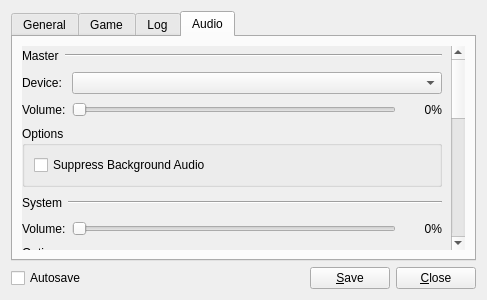
This is res/ui/config_panel.ui in lambdcalculus/AO2-Client as Qt 5 draws it before an edit. The edited form follows.
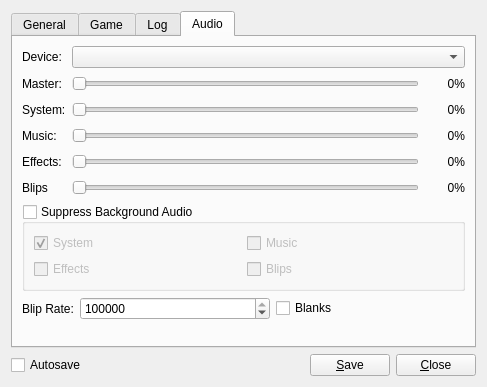
This is the edited form.

Commit message: Reworked the options for Suppress Background Audio

```diff
--- a/res/ui/config_panel.ui
+++ b/res/ui/config_panel.ui
@@ -7,7 +7,7 @@
     <x>0</x>
     <y>0</y>
     <width>487</width>
-    <height>300</height>
+    <height>387</height>
    </rect>
   </property>
   <property name="sizePolicy">
@@ -441,87 +441,9 @@
       </attribute>
       <layout class="QVBoxLayout" name="verticalLayout_8">
        <item>
-        <widget class="QScrollArea" name="scrollArea">
-         <property name="styleSheet">
-          <string notr="true">QScrollArea#scrollArea { background-color: transparent };</string>
-         </property>
-         <property name="frameShape">
-          <enum>QFrame::NoFrame</enum>
-         </property>
-         <property name="frameShadow">
-          <enum>QFrame::Raised</enum>
-         </property>
-         <property name="lineWidth">
-          <number>0</number>
-         </property>
-         <property name="widgetResizable">
-          <bool>true</bool>
-         </property>
-         <property name="alignment">
-          <set>Qt::AlignLeading|Qt::AlignLeft|Qt::AlignTop</set>
-         </property>
-         <widget class="QWidget" name="scrollAreaWidgetContents">
-          <property name="geometry">
-           <rect>
-            <x>0</x>
-            <y>-80</y>
-            <width>433</width>
-            <height>637</height>
-           </rect>
-          </property>
-          <property name="sizePolicy">
-           <sizepolicy hsizetype="Preferred" vsizetype="Maximum">
-            <horstretch>0</horstretch>
-            <verstretch>0</verstretch>
-           </sizepolicy>
-          </property>
-          <property name="styleSheet">
-           <string notr="true">QWidget#scrollAreaWidgetContents { background-color: transparent };</string>
-          </property>
-          <layout class="QVBoxLayout" name="verticalLayout_3">
-           <property name="leftMargin">
-            <number>0</number>
-           </property>
-           <property name="topMargin">
-            <number>0</number>
-           </property>
-           <property name="bottomMargin">
-            <number>0</number>
-           </property>
-           <item>
-            <layout class="QHBoxLayout" name="horizontalLayout_10">
-             <item>
-              <widget class="QLabel" name="master_label">
-               <property name="sizePolicy">
-                <sizepolicy hsizetype="Maximum" vsizetype="Preferred">
-                 <horstretch>0</horstretch>
-                 <verstretch>0</verstretch>
-                </sizepolicy>
-               </property>
-               <property name="minimumSize">
-                <size>
-                 <width>0</width>
-                 <height>20</height>
-                </size>
-               </property>
-               <property name="text">
-                <string>Master</string>
-               </property>
-              </widget>
-             </item>
-             <item>
-              <widget class="Line" name="line_2">
-               <property name="orientation">
-                <enum>Qt::Horizontal</enum>
-               </property>
-              </widget>
-             </item>
-            </layout>
-           </item>
-           <item>
-            <layout class="QFormLayout" name="formLayout_5">
+        <layout class="QFormLayout" name="formLayout_2">
              <item row="0" column="0">
-              <widget class="QLabel" name="label">
+          <widget class="QLabel" name="device_label">
                <property name="text">
                 <string>Device:</string>
                </property>
@@ -531,14 +453,14 @@
               <widget class="QComboBox" name="device"/>
              </item>
              <item row="1" column="0">
-              <widget class="QLabel" name="label_2">
+          <widget class="QLabel" name="master_label">
                <property name="text">
-                <string>Volume:</string>
+            <string>Master:</string>
                </property>
               </widget>
              </item>
              <item row="1" column="1">
-              <layout class="QHBoxLayout" name="horizontalLayout">
+          <layout class="QHBoxLayout" name="master_layout">
                <item>
                 <widget class="QSlider" name="master">
                  <property name="sizePolicy">
@@ -585,74 +507,15 @@
                </item>
               </layout>
              </item>
-            </layout>
-           </item>
-           <item>
-            <widget class="QGroupBox" name="groupBox">
-             <property name="title">
-              <string>Options</string>
-             </property>
-             <layout class="QVBoxLayout" name="verticalLayout_4">
-              <item>
-               <widget class="QCheckBox" name="suppress_background_audio">
-                <property name="sizePolicy">
-                 <sizepolicy hsizetype="Minimum" vsizetype="Maximum">
-                  <horstretch>0</horstretch>
-                  <verstretch>0</verstretch>
-                 </sizepolicy>
-                </property>
-                <property name="toolTip">
-                 <string>&lt;html&gt;&lt;head/&gt;&lt;body&gt;&lt;p&gt;If enabled, audio will be temporarily suppressed when the client is not in focus.&lt;br/&gt;&lt;br/&gt;This option is never applied to the System audio channel.&lt;/p&gt;&lt;/body&gt;&lt;/html&gt;</string>
-                </property>
-                <property name="text">
-                 <string>Suppress Background Audio</string>
-                </property>
-               </widget>
-              </item>
-             </layout>
-            </widget>
-           </item>
-           <item>
-            <layout class="QHBoxLayout" name="horizontalLayout_12">
-             <item>
+         <item row="2" column="0">
               <widget class="QLabel" name="system_label">
-               <property name="sizePolicy">
-                <sizepolicy hsizetype="Maximum" vsizetype="Preferred">
-                 <horstretch>0</horstretch>
-                 <verstretch>0</verstretch>
-                </sizepolicy>
-               </property>
-               <property name="minimumSize">
-                <size>
-                 <width>0</width>
-                 <height>20</height>
-                </size>
-               </property>
                <property name="text">
-                <string>System</string>
+            <string>System:</string>
                </property>
               </widget>
              </item>
-             <item>
-              <widget class="Line" name="line">
-               <property name="orientation">
-                <enum>Qt::Horizontal</enum>
-               </property>
-              </widget>
-             </item>
-            </layout>
-           </item>
-           <item>
-            <layout class="QFormLayout" name="formLayout_2">
-             <item row="0" column="0">
-              <widget class="QLabel" name="label_5">
-               <property name="text">
-                <string>Volume:</string>
-               </property>
-              </widget>
-             </item>
-             <item row="0" column="1">
-              <layout class="QHBoxLayout" name="horizontalLayout_6">
+         <item row="2" column="1">
+          <layout class="QHBoxLayout" name="system_layout">
                <item>
                 <widget class="QSlider" name="system">
                  <property name="sizePolicy">
@@ -699,77 +562,15 @@
                </item>
               </layout>
              </item>
-            </layout>
-           </item>
-           <item>
-            <widget class="QGroupBox" name="groupBox_2">
-             <property name="title">
-              <string>Options</string>
-             </property>
-             <layout class="QVBoxLayout" name="verticalLayout_5">
-              <item>
-               <widget class="QCheckBox" name="system_ignore_suppression">
-                <property name="enabled">
-                 <bool>false</bool>
-                </property>
-                <property name="toolTip">
-                 <string>&lt;html&gt;&lt;head/&gt;&lt;body&gt;&lt;p&gt;If enabled, the audio channel will not be suppressed when the option [&lt;font style=&quot; color:#0000ff;&quot;&gt;Suppress Background Audio&lt;/font&gt;] is enabled and activated.&lt;/p&gt;&lt;/body&gt;&lt;/html&gt;</string>
-                </property>
-                <property name="text">
-                 <string>Ignore Suppression</string>
-                </property>
-                <property name="checkable">
-                 <bool>true</bool>
-                </property>
-                <property name="checked">
-                 <bool>true</bool>
-                </property>
-               </widget>
-              </item>
-             </layout>
-            </widget>
-           </item>
-           <item>
-            <layout class="QHBoxLayout" name="horizontalLayout_13">
-             <item>
+         <item row="3" column="0">
               <widget class="QLabel" name="music_label">
-               <property name="sizePolicy">
-                <sizepolicy hsizetype="Maximum" vsizetype="Preferred">
-                 <horstretch>0</horstretch>
-                 <verstretch>0</verstretch>
-                </sizepolicy>
-               </property>
-               <property name="minimumSize">
-                <size>
-                 <width>0</width>
-                 <height>20</height>
-                </size>
-               </property>
                <property name="text">
-                <string>Music</string>
+            <string>Music:</string>
                </property>
               </widget>
              </item>
-             <item>
-              <widget class="Line" name="line_5">
-               <property name="orientation">
-                <enum>Qt::Horizontal</enum>
-               </property>
-              </widget>
-             </item>
-            </layout>
-           </item>
-           <item>
-            <layout class="QFormLayout" name="formLayout_6">
-             <item row="0" column="0">
-              <widget class="QLabel" name="label_7">
-               <property name="text">
-                <string>Volume:</string>
-               </property>
-              </widget>
-             </item>
-             <item row="0" column="1">
-              <layout class="QHBoxLayout" name="horizontalLayout_4">
+         <item row="3" column="1">
+          <layout class="QHBoxLayout" name="music_layout">
                <item>
                 <widget class="QSlider" name="music">
                  <property name="sizePolicy">
@@ -816,62 +617,15 @@
                </item>
               </layout>
              </item>
-            </layout>
-           </item>
-           <item>
-            <widget class="QGroupBox" name="groupBox_3">
-             <property name="title">
-              <string>Options</string>
-             </property>
-             <layout class="QVBoxLayout" name="verticalLayout_7">
-              <item>
-               <widget class="QCheckBox" name="music_ignore_suppression">
-                <property name="toolTip">
-                 <string>&lt;html&gt;&lt;head/&gt;&lt;body&gt;&lt;p&gt;If enabled, the audio channel will not be suppressed when the option [&lt;font style=&quot; color:#0000ff;&quot;&gt;Suppress Background Audio&lt;/font&gt;] is enabled and activated.&lt;/p&gt;&lt;/body&gt;&lt;/html&gt;</string>
-                </property>
+         <item row="4" column="0">
+          <widget class="QLabel" name="effects_label">
                 <property name="text">
-                 <string>Ignore Suppression</string>
+            <string>Effects:</string>
                 </property>
                </widget>
               </item>
-             </layout>
-            </widget>
-           </item>
-           <item>
-            <layout class="QHBoxLayout" name="horizontalLayout_14">
-             <item>
-              <widget class="QLabel" name="effect_label">
-               <property name="sizePolicy">
-                <sizepolicy hsizetype="Maximum" vsizetype="Preferred">
-                 <horstretch>0</horstretch>
-                 <verstretch>0</verstretch>
-                </sizepolicy>
-               </property>
-               <property name="text">
-                <string>Effects</string>
-               </property>
-              </widget>
-             </item>
-             <item>
-              <widget class="Line" name="line_6">
-               <property name="orientation">
-                <enum>Qt::Horizontal</enum>
-               </property>
-              </widget>
-             </item>
-            </layout>
-           </item>
-           <item>
-            <layout class="QFormLayout" name="formLayout_9">
-             <item row="0" column="0">
-              <widget class="QLabel" name="label_9">
-               <property name="text">
-                <string>Volume</string>
-               </property>
-              </widget>
-             </item>
-             <item row="0" column="1">
-              <layout class="QHBoxLayout" name="horizontalLayout_2">
+         <item row="4" column="1">
+          <layout class="QHBoxLayout" name="effect_layout">
                <item>
                 <widget class="QSlider" name="effect">
                  <property name="sizePolicy">
@@ -912,68 +666,15 @@
                </item>
               </layout>
              </item>
-            </layout>
-           </item>
-           <item>
-            <widget class="QGroupBox" name="groupBox_5">
-             <property name="title">
-              <string>Options</string>
-             </property>
-             <layout class="QVBoxLayout" name="verticalLayout_6">
-              <item>
-               <widget class="QCheckBox" name="effect_ignore_suppression">
-                <property name="toolTip">
-                 <string>&lt;html&gt;&lt;head/&gt;&lt;body&gt;&lt;p&gt;If enabled, the audio channel will not be suppressed when the option [&lt;font style=&quot; color:#0000ff;&quot;&gt;Suppress Background Audio&lt;/font&gt;] is enabled and activated.&lt;/p&gt;&lt;/body&gt;&lt;/html&gt;</string>
-                </property>
-                <property name="text">
-                 <string>Ignore Suppression</string>
-                </property>
-               </widget>
-              </item>
-             </layout>
-            </widget>
-           </item>
-           <item>
-            <layout class="QHBoxLayout" name="horizontalLayout_15">
-             <item>
-              <widget class="QLabel" name="blip_label">
-               <property name="sizePolicy">
-                <sizepolicy hsizetype="Maximum" vsizetype="Preferred">
-                 <horstretch>0</horstretch>
-                 <verstretch>0</verstretch>
-                </sizepolicy>
-               </property>
-               <property name="minimumSize">
-                <size>
-                 <width>0</width>
-                 <height>20</height>
-                </size>
-               </property>
+         <item row="5" column="0">
+          <widget class="QLabel" name="blips_label">
                <property name="text">
                 <string>Blips</string>
                </property>
               </widget>
              </item>
-             <item>
-              <widget class="Line" name="line_7">
-               <property name="orientation">
-                <enum>Qt::Horizontal</enum>
-               </property>
-              </widget>
-             </item>
-            </layout>
-           </item>
-           <item>
-            <layout class="QFormLayout" name="formLayout_7">
-             <item row="0" column="0">
-              <widget class="QLabel" name="label_11">
-               <property name="text">
-                <string>Volume:</string>
-               </property>
-              </widget>
-             </item>
-             <item row="0" column="1">
-              <layout class="QHBoxLayout" name="horizontalLayout_9">
+         <item row="5" column="1">
+          <layout class="QHBoxLayout" name="blip_layout">
                <item>
                 <widget class="QSlider" name="blip">
                  <property name="sizePolicy">
@@ -1017,19 +718,70 @@
             </layout>
            </item>
            <item>
-            <widget class="QGroupBox" name="groupBox_4">
+        <widget class="QGroupBox" name="suppress_background_audio">
              <property name="title">
-              <string>Options</string>
-             </property>
-             <layout class="QHBoxLayout" name="horizontalLayout_17">
-              <item>
+          <string>Suppress Background Audio</string>
+         </property>
+         <property name="checkable">
+          <bool>true</bool>
+         </property>
+         <property name="checked">
+          <bool>false</bool>
+         </property>
+         <layout class="QGridLayout" name="gridLayout_2">
+          <item row="0" column="0">
+           <widget class="QCheckBox" name="system_ignore_suppression">
+            <property name="enabled">
+             <bool>false</bool>
+            </property>
+            <property name="toolTip">
+             <string>&lt;html&gt;&lt;head/&gt;&lt;body&gt;&lt;p&gt;If enabled, the audio channel will not be suppressed when the option [&lt;font style=&quot; color:#0000ff;&quot;&gt;Suppress Background Audio&lt;/font&gt;] is enabled and activated.&lt;/p&gt;&lt;/body&gt;&lt;/html&gt;</string>
+            </property>
+            <property name="text">
+             <string>System</string>
+            </property>
+            <property name="checkable">
+             <bool>true</bool>
+            </property>
+            <property name="checked">
+             <bool>true</bool>
+            </property>
+           </widget>
+          </item>
+          <item row="0" column="1">
+           <widget class="QCheckBox" name="music_ignore_suppression">
+            <property name="toolTip">
+             <string>&lt;html&gt;&lt;head/&gt;&lt;body&gt;&lt;p&gt;If enabled, the audio channel will not be suppressed when the option [&lt;font style=&quot; color:#0000ff;&quot;&gt;Suppress Background Audio&lt;/font&gt;] is enabled and activated.&lt;/p&gt;&lt;/body&gt;&lt;/html&gt;</string>
+            </property>
+            <property name="text">
+             <string>Music</string>
+            </property>
+            <property name="toolTip">
+             <string>&lt;html&gt;&lt;head/&gt;&lt;body&gt;&lt;p&gt;If enabled, audio will be temporarily suppressed when the client is not in focus.&lt;br/&gt;&lt;br/&gt;This option is never applied to the System audio channel.&lt;/p&gt;&lt;/body&gt;&lt;/html&gt;</string>
+            </property>
+           </widget>
+          </item>
+          <item row="1" column="0">
+           <widget class="QCheckBox" name="effect_ignore_suppression">
+            <property name="toolTip">
+             <string>&lt;html&gt;&lt;head/&gt;&lt;body&gt;&lt;p&gt;If enabled, the audio channel will not be suppressed when the option [&lt;font style=&quot; color:#0000ff;&quot;&gt;Suppress Background Audio&lt;/font&gt;] is enabled and activated.&lt;/p&gt;&lt;/body&gt;&lt;/html&gt;</string>
+            </property>
+            <property name="text">
+             <string>Effects</string>
+            </property>
+           </widget>
+          </item>
+          <item row="1" column="1">
                <widget class="QCheckBox" name="blip_ignore_suppression">
                 <property name="toolTip">
                  <string>&lt;html&gt;&lt;head/&gt;&lt;body&gt;&lt;p&gt;If enabled, the audio channel will not be suppressed when the option [&lt;font style=&quot; color:#0000ff;&quot;&gt;Suppress Background Audio&lt;/font&gt;] is enabled and activated.&lt;/p&gt;&lt;/body&gt;&lt;/html&gt;</string>
                 </property>
                 <property name="text">
-                 <string>Ignore Suppression</string>
-                </property>
+             <string>Blips</string>
+            </property>
+           </widget>
+          </item>
+         </layout>
                </widget>
               </item>
               <item>
@@ -1067,12 +819,18 @@
                 </item>
                </layout>
               </item>
-             </layout>
-            </widget>
-           </item>
-          </layout>
-         </widget>
-        </widget>
+       <item>
+        <spacer name="verticalSpacer_3">
+         <property name="orientation">
+          <enum>Qt::Vertical</enum>
+         </property>
+         <property name="sizeHint" stdset="0">
+          <size>
+           <width>20</width>
+           <height>40</height>
+          </size>
+         </property>
+        </spacer>
        </item>
       </layout>
      </widget>
```
Left out of the diff: 2 changed lines with no effect on the pictures. Lines whose indentation alone changed are shown as unchanged. The commit also changes 2 other files.
